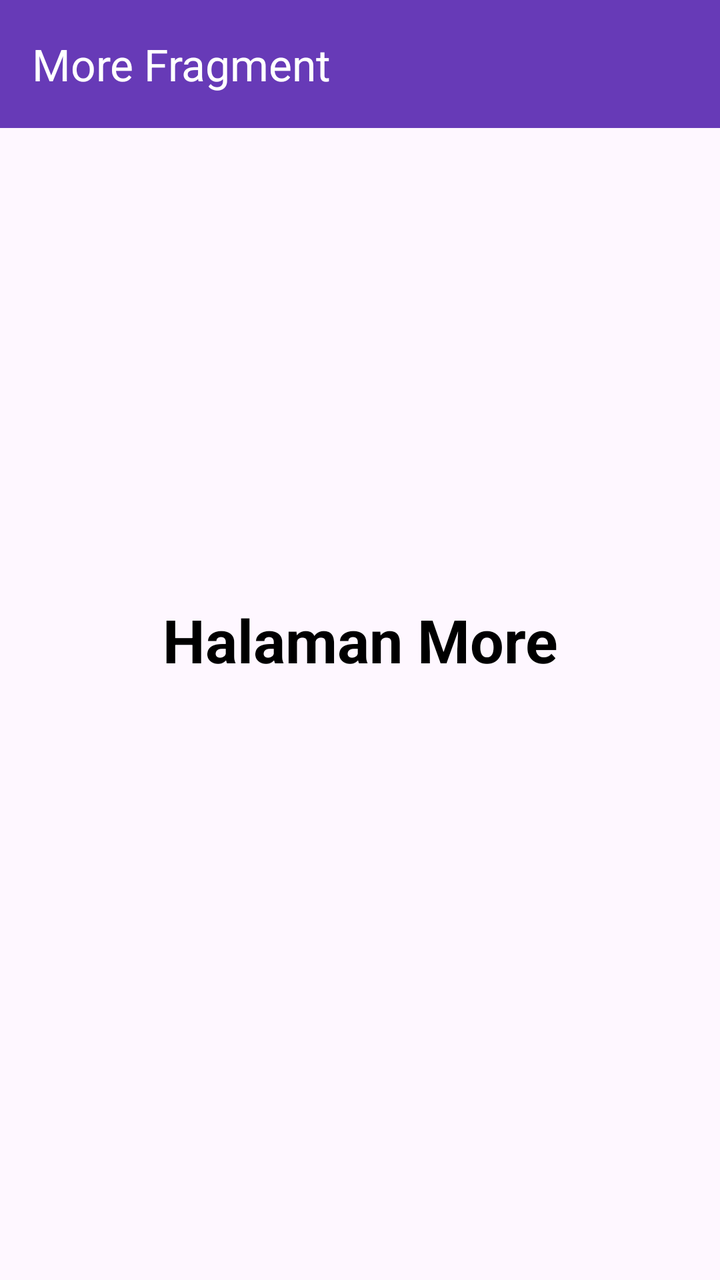
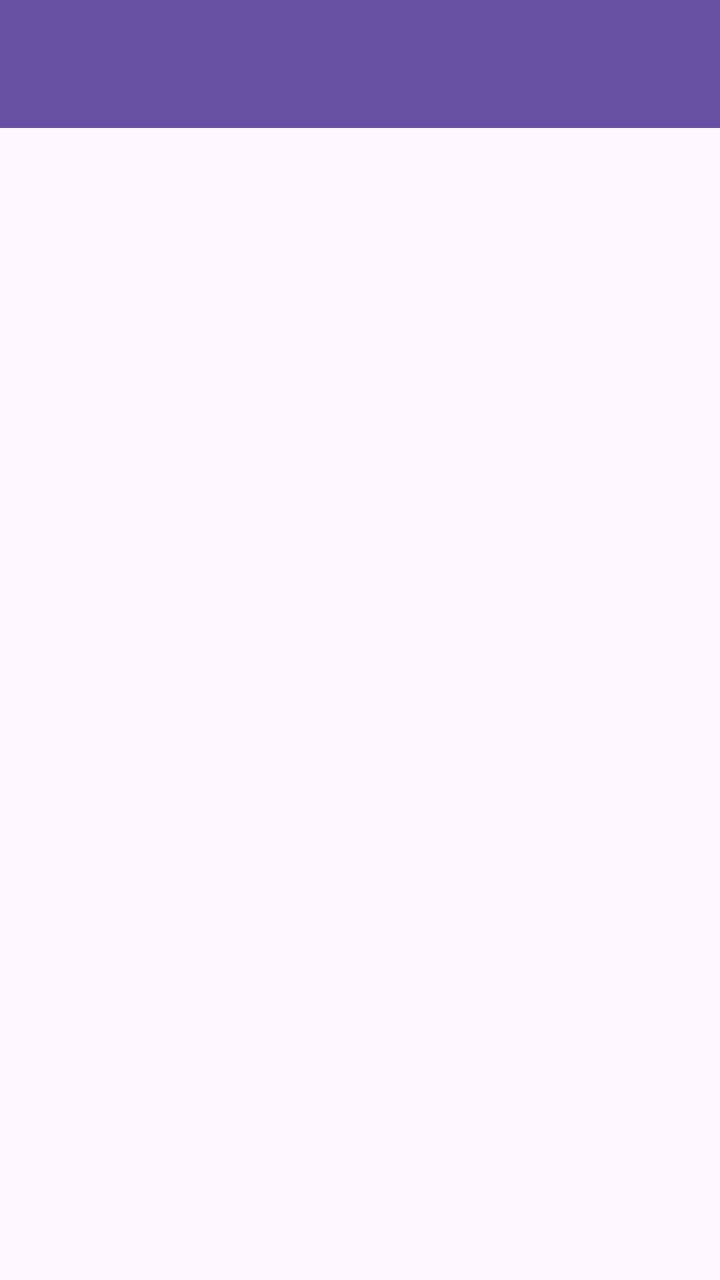

Before-and-after screenshots of an Android layout around one commit, followed by the original layout XML and the change that was made.
<!-- AndroidManifest.xml: application theme Theme.Marsnovrizal -->
<!-- res/layout/fragment_more.xml -->
<?xml version="1.0" encoding="utf-8"?>
<androidx.constraintlayout.widget.ConstraintLayout xmlns:android="http://schemas.android.com/apk/res/android"
    xmlns:tools="http://schemas.android.com/tools"
    android:layout_width="match_parent"
    android:layout_height="match_parent"
    xmlns:app="http://schemas.android.com/apk/res-auto"
    tools:context=".More.MoreFragment">
    <androidx.appcompat.widget.Toolbar
        android:id="@+id/toolbar"
        android:layout_width="0dp"
        android:layout_height="?attr/actionBarSize"
        android:background="#673AB7"
        app:title="More Fragment"
        app:titleTextColor="@android:color/white"
        app:layout_constraintTop_toTopOf="parent"
        app:layout_constraintStart_toStartOf="parent"
        app:layout_constraintEnd_toEndOf="parent" />
    
    <TextView
        android:layout_width="match_parent"
        android:layout_height="match_parent"
        android:text="Halaman More"
        android:textSize="30sp"
        android:gravity="center"
        android:textColor="@color/black"
        android:textStyle="bold" />

</androidx.constraintlayout.widget.ConstraintLayout>
<!-- resources referenced by this layout -->
<resources>
  <color name="black">#FF000000</color>
  <style name="Theme.Marsnovrizal" parent="Base.Theme.Marsnovrizal" />
  <style name="Base.Theme.Marsnovrizal" parent="Theme.Material3.DayNight.NoActionBar">
          
          
      </style>
</resources>

<!-- the commit's change to res/layout/fragment_more.xml (unified diff, before → after) -->
@@ -1,28 +1,32 @@
 <?xml version="1.0" encoding="utf-8"?>
-<androidx.constraintlayout.widget.ConstraintLayout xmlns:android="http://schemas.android.com/apk/res/android"
+<androidx.coordinatorlayout.widget.CoordinatorLayout xmlns:android="http://schemas.android.com/apk/res/android"
     xmlns:tools="http://schemas.android.com/tools"
     android:layout_width="match_parent"
     android:layout_height="match_parent"
     xmlns:app="http://schemas.android.com/apk/res-auto"
     tools:context=".More.MoreFragment">
-    <androidx.appcompat.widget.Toolbar
-        android:id="@+id/toolbar"
-        android:layout_width="0dp"
-        android:layout_height="?attr/actionBarSize"
-        android:background="#673AB7"
-        app:title="More Fragment"
-        app:titleTextColor="@android:color/white"
-        app:layout_constraintTop_toTopOf="parent"
-        app:layout_constraintStart_toStartOf="parent"
-        app:layout_constraintEnd_toEndOf="parent" />
-    
-    <TextView
+
+    <com.google.android.material.appbar.AppBarLayout
+        android:id="@+id/appBarLayout"
+        android:layout_width="match_parent"
+        android:layout_height="wrap_content"
+        android:theme="@style/ThemeOverlay.AppCompat.Dark.ActionBar">
+
+        <androidx.appcompat.widget.Toolbar
+            android:id="@+id/toolbar"
+            android:layout_width="match_parent"
+            android:layout_height="?attr/actionBarSize"
+            android:background="?attr/colorPrimary"
+            app:layout_scrollFlags="scroll|enterAlways"
+            app:titleTextColor="@android:color/white" />
+
+    </com.google.android.material.appbar.AppBarLayout>
+
+
+    <ListView
+        android:id="@+id/listViewItems"
         android:layout_width="match_parent"
         android:layout_height="match_parent"
-        android:text="Halaman More"
-        android:textSize="30sp"
-        android:gravity="center"
-        android:textColor="@color/black"
-        android:textStyle="bold" />
+        app:layout_behavior="@string/appbar_scrolling_view_behavior" />
 
-</androidx.constraintlayout.widget.ConstraintLayout>
+</androidx.coordinatorlayout.widget.CoordinatorLayout>
<!-- resource entries referenced after the edit -->
@@ -1,6 +1,5 @@
 <!-- resources referenced by this layout -->
 <resources>
-  <color name="black">#FF000000</color>
   <style name="Theme.Marsnovrizal" parent="Base.Theme.Marsnovrizal" />
   <style name="Base.Theme.Marsnovrizal" parent="Theme.Material3.DayNight.NoActionBar">
           
